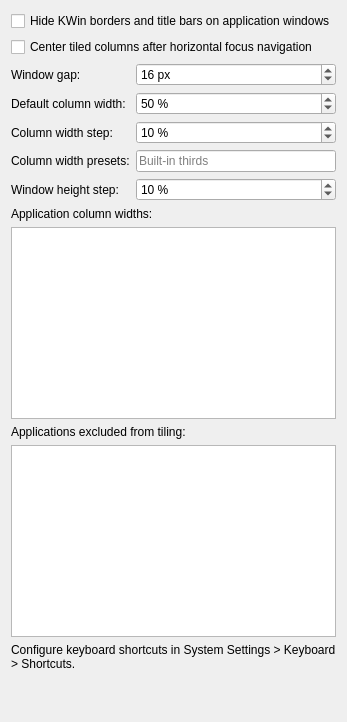
This is packaging/kwin-script/contents/ui/config.ui in kontonkara/driftile as Qt 5 draws it before an edit. The edited form follows.
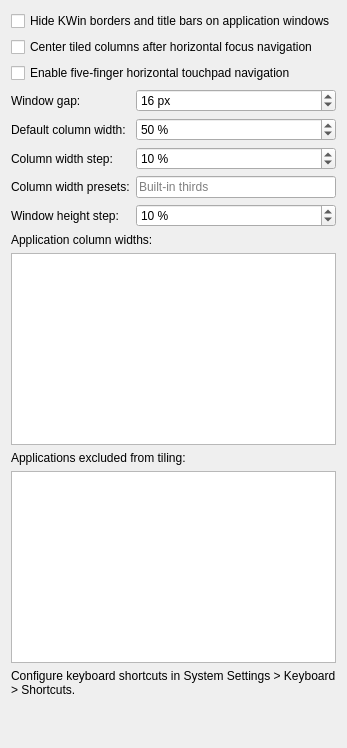
This is the edited form.

Commit message: feat(gestures): add opt-in touchpad navigation

```diff
--- a/packaging/kwin-script/contents/ui/config.ui
+++ b/packaging/kwin-script/contents/ui/config.ui
@@ -17,6 +17,13 @@
      </property>
     </widget>
    </item>
+   <item>
+    <widget class="QCheckBox" name="kcfg_TouchpadNavigation">
+     <property name="text">
+      <string>Enable five-finger horizontal touchpad navigation</string>
+     </property>
+    </widget>
+   </item>
    <item>
     <layout class="QFormLayout" name="formLayout">
      <item row="0" column="0">
```
The commit also changes 23 other files.
